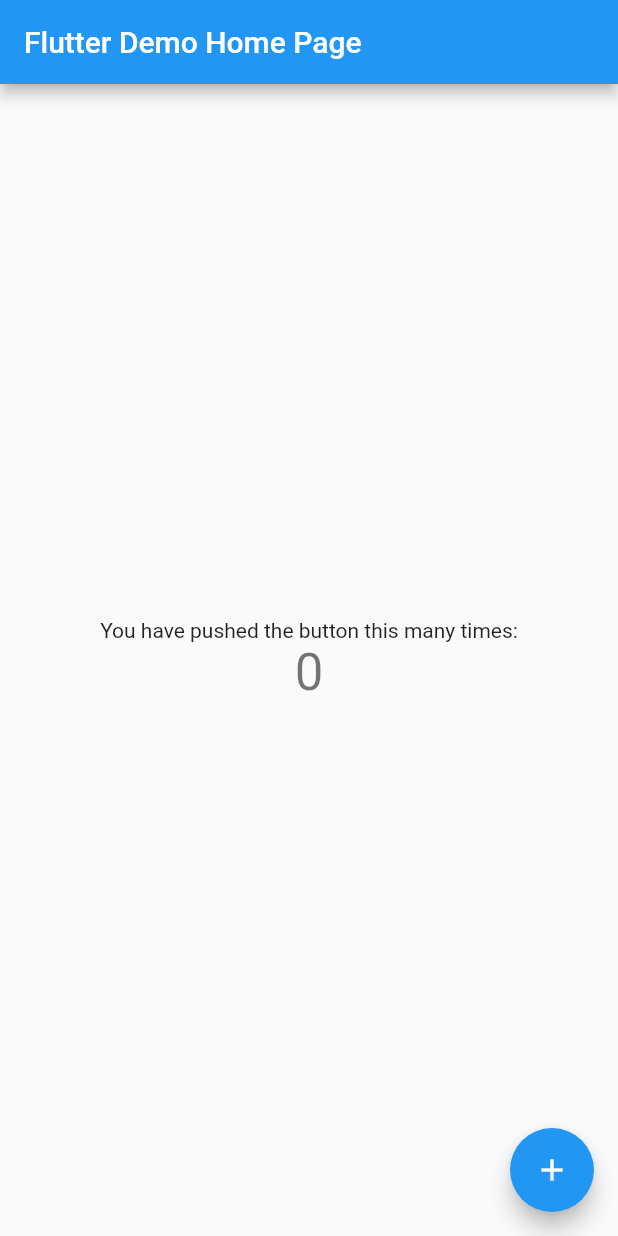
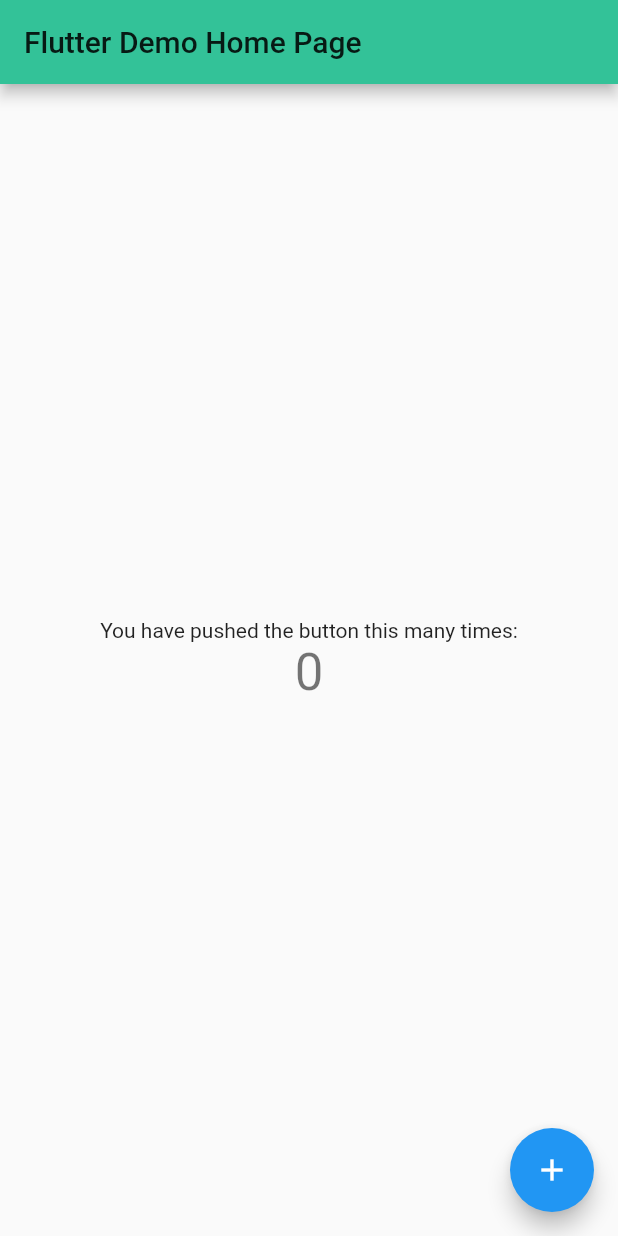
Before and after one commit to haoyd/happy_joke, a Flutter app: the screen it shows after launch, on a phone screen of 412 x 824 dp. Run offline on Flutter 3.47's test engine with Material 2 defaults, Android fonts, the phone set to English and light mode, and no system bars.

```diff
--- /dev/null
+++ b/lib/constant/AppConstant.dart
@@ -0,0 +1,4 @@
+
+class AppConstant {
+  static const int ThemeColor = 0xFF33C298;
+}
--- a/lib/main.dart
+++ b/lib/main.dart
@@ -1,4 +1,6 @@
 import 'package:flutter/material.dart';
+
+import 'constant/AppConstant.dart';
 
 void main() => runApp(MyApp());
 
@@ -9,16 +11,7 @@ class MyApp extends StatelessWidget {
     return MaterialApp(
       title: 'Flutter Demo',
       theme: ThemeData(
-        // This is the theme of your application.
-        //
-        // Try running your application with "flutter run". You'll see the
-        // application has a blue toolbar. Then, without quitting the app, try
-        // changing the primarySwatch below to Colors.green and then invoke
-        // "hot reload" (press "r" in the console where you ran "flutter run",
-        // or simply save your changes to "hot reload" in a Flutter IDE).
-        // Notice that the counter didn't reset back to zero; the application
-        // is not restarted.
-        primarySwatch: Colors.blue,
+        primaryColor: Color(AppConstant.ThemeColor),
       ),
       home: MyHomePage(title: 'Flutter Demo Home Page'),
     );
@@ -27,15 +20,6 @@ class MyApp extends StatelessWidget {
 
 class MyHomePage extends StatefulWidget {
   MyHomePage({Key key, this.title}) : super(key: key);
-
-  // This widget is the home page of your application. It is stateful, meaning
-  // that it has a State object (defined below) that contains fields that affect
-  // how it looks.
-
-  // This class is the configuration for the state. It holds the values (in this
-  // case the title) provided by the parent (in this case the App widget) and
-  // used by the build method of the State. Fields in a Widget subclass are
-  // always marked "final".
 
   final String title;
 
```
Also changed, not shown: lib/constant/ServerApiConstant.dart (added, +9 -0 lines), 21 other files.
